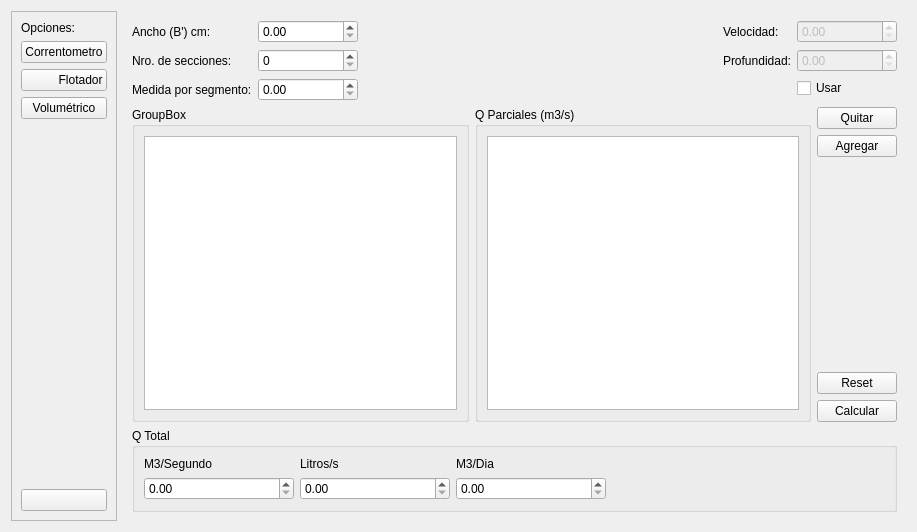
Before: the Qt Designer form mainclass.ui in lincolningaroca/SW_QCalculator, drawn with Qt 5.
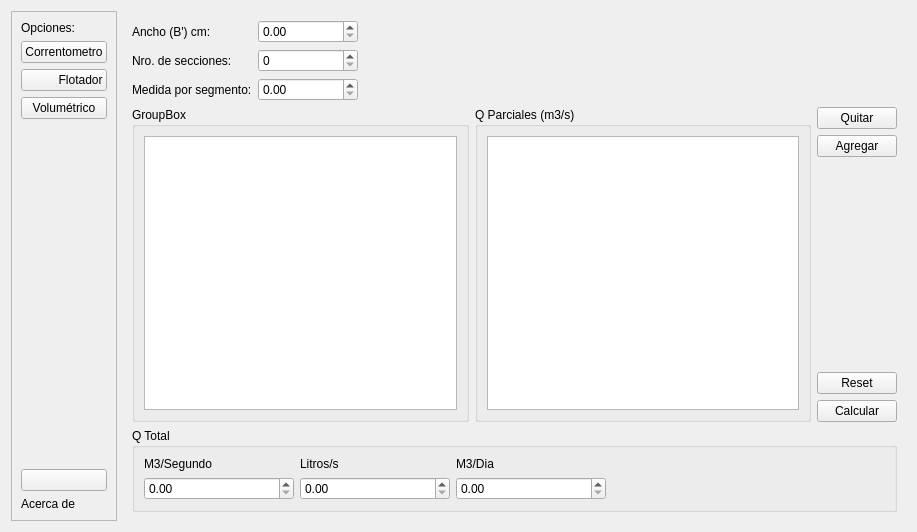
After: the same form once the commit is applied. The open tabs and pages were chosen to show the change. Icons and pictures are not drawn.

Commit message: se magrego una etiqueta acerca de, y el formulario acerca de.

The edit to the form file:
```diff
--- a/mainclass.ui
+++ b/mainclass.ui
@@ -120,6 +120,13 @@
         </property>
        </widget>
       </item>
+      <item>
+       <widget class="QLabel" name="lblAcerca">
+        <property name="text">
+         <string>Acerca de</string>
+        </property>
+       </widget>
+      </item>
      </layout>
     </widget>
    </item>
@@ -215,57 +222,6 @@
            </property>
           </spacer>
          </item>
-         <item>
-          <layout class="QGridLayout" name="gridLayout">
-           <item row="0" column="0">
-            <widget class="QLabel" name="label_36">
-             <property name="text">
-              <string>Velocidad:</string>
-             </property>
-            </widget>
-           </item>
-           <item row="0" column="1">
-            <widget class="QDoubleSpinBox" name="dsbVelocidad">
-             <property name="enabled">
-              <bool>false</bool>
-             </property>
-             <property name="minimumSize">
-              <size>
-               <width>100</width>
-               <height>0</height>
-              </size>
-             </property>
-            </widget>
-           </item>
-           <item row="1" column="0">
-            <widget class="QLabel" name="label_30">
-             <property name="text">
-              <string>Profundidad:</string>
-             </property>
-            </widget>
-           </item>
-           <item row="1" column="1">
-            <widget class="QDoubleSpinBox" name="dsbProfundidad">
-             <property name="enabled">
-              <bool>false</bool>
-             </property>
-             <property name="minimumSize">
-              <size>
-               <width>100</width>
-               <height>0</height>
-              </size>
-             </property>
-            </widget>
-           </item>
-           <item row="2" column="1">
-            <widget class="QCheckBox" name="checkBox">
-             <property name="text">
-              <string>Usar</string>
-             </property>
-            </widget>
-           </item>
-          </layout>
-         </item>
         </layout>
        </item>
        <item>
```
Left out of the diff: 5 changed lines with no effect on the pictures. The commit also changes 8 other files.
